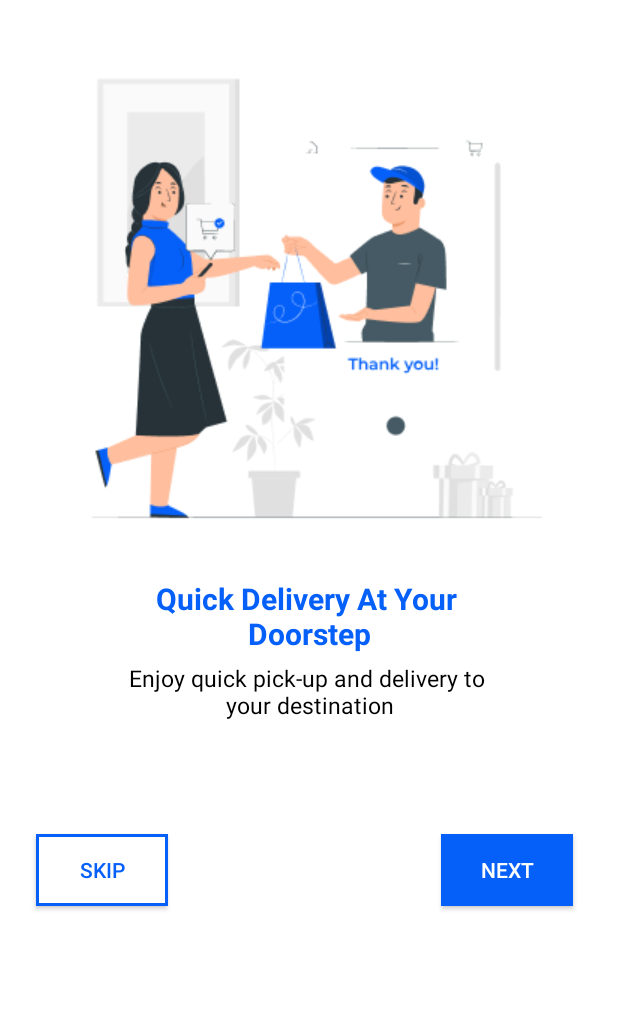
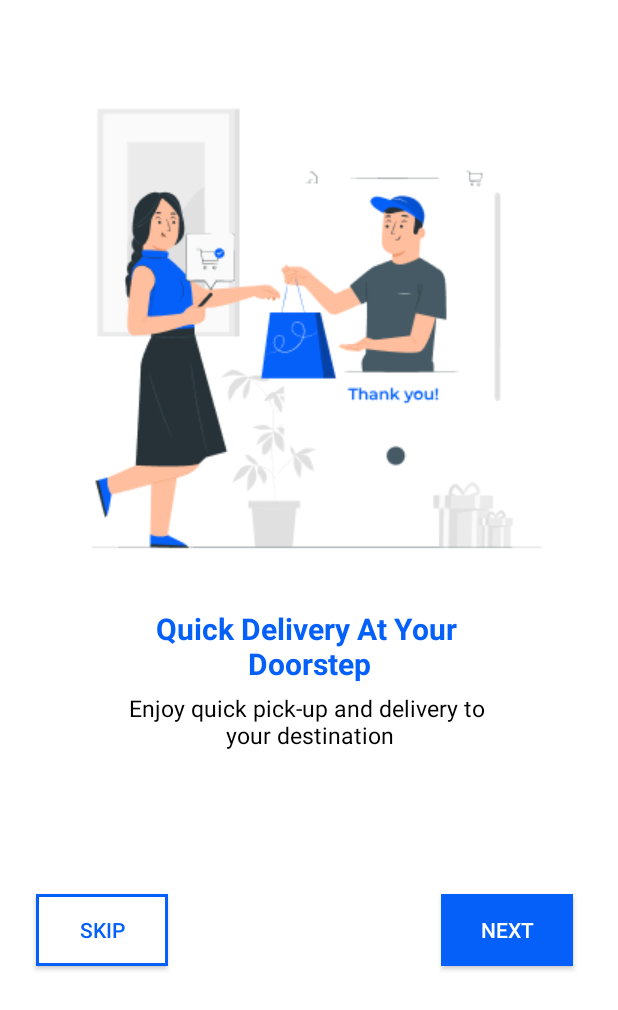
Before and after one commit to redforin/practis, an Android app: the screen it shows after launch (SecondActivity), on a phone screen of 412 x 824 dp. Shown: the top 1010 px of the screen. Run offline under Robolectric (Android 15) with nearby library versions, the phone set to English and light mode, and no system bars.

Commit message:
practice day 2

```diff
--- a/app/src/main/res/layout/activity_main2.xml
+++ b/app/src/main/res/layout/activity_main2.xml
@@ -18,7 +18,7 @@
             android:layout_width="wrap_content"
             android:layout_height="wrap_content"
             android:paddingLeft="11dp"
-            android:paddingTop="23dp"
+            android:paddingTop="43dp"
             android:src="@drawable/time_pana_one" />
 
         <TextView
@@ -56,7 +56,7 @@
                 android:layout_marginLeft="24dp"
                 android:textColor="@color/text1"
                 android:background="@drawable/border"
-                android:layout_marginTop="75dp"
+                android:layout_marginTop="95dp"
                 />
 
             <androidx.appcompat.widget.AppCompatButton
@@ -67,8 +67,7 @@
                 android:text="Next"
                 android:background="@drawable/border2"
                 android:textColor="@color/white"
-
-                android:layout_marginTop="75dp" />
+                android:layout_marginTop="95dp" />
         </LinearLayout>
 
     </LinearLayout>
```
